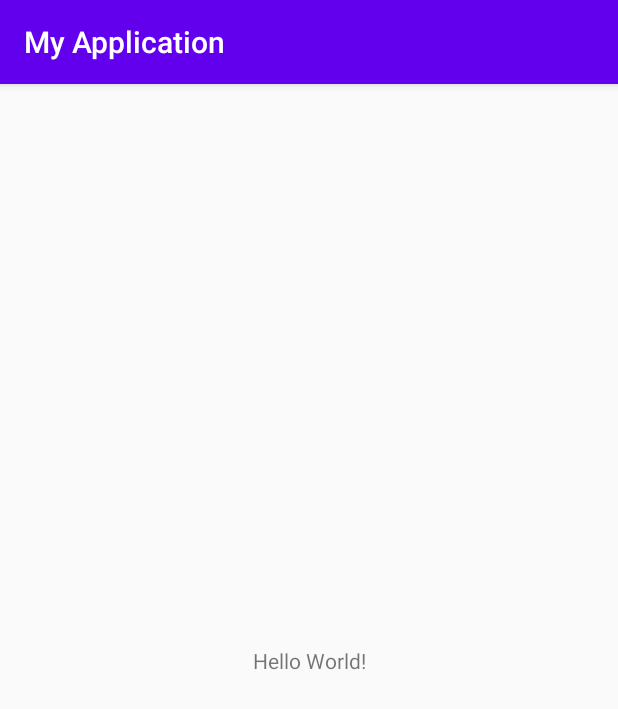
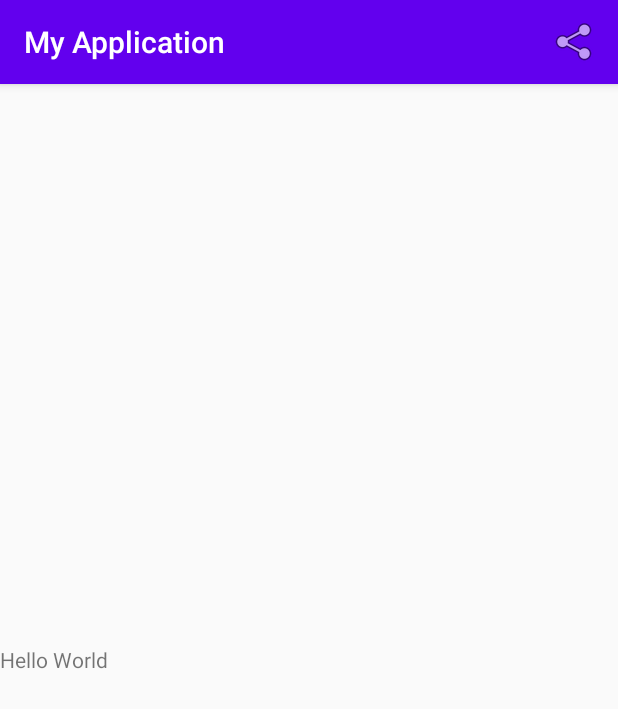
Before and after one commit to riazul701/android-aiyt, an Android app: the screen it shows after launch (MainActivity), on a phone screen of 412 x 824 dp. Shown: the top 709 px of the screen. Run offline under Robolectric (Android 15) with nearby library versions, the phone set to English and light mode, and no system bars.

Commit message:
Code from 080_Share_menu_item_in_actionbar.
Tutorial_080: Adding share menu item in Android action bar.

```diff
--- a/app/src/main/java/com/example/myapplication/MainActivity.java
+++ b/app/src/main/java/com/example/myapplication/MainActivity.java
@@ -1,8 +1,14 @@
 package com.example.myapplication;
 
+import android.content.Intent;
+//import android.support.v7.app.AppCompatActivity;
+import android.os.Bundle;
+import android.view.Menu;
+import android.view.MenuInflater;
+import android.view.MenuItem;
+import android.widget.Toast;
+
 import androidx.appcompat.app.AppCompatActivity;
-
-import android.os.Bundle;
 
 public class MainActivity extends AppCompatActivity {
 
@@ -11,4 +17,30 @@ public class MainActivity extends AppCompatActivity {
         super.onCreate(savedInstanceState);
         setContentView(R.layout.activity_main);
     }
+
+    @Override
+    public boolean onCreateOptionsMenu(Menu menu) {
+        MenuInflater menuInflater = getMenuInflater();
+        menuInflater.inflate(R.menu.menu_layout,menu);
+        return super.onCreateOptionsMenu(menu);
+    }
+
+    @Override
+    public boolean onOptionsItemSelected(MenuItem item) {
+        if(item.getItemId() == R.id.shareId) {
+//            Toast.makeText(getApplicationContext(),"Share is clicked",Toast.LENGTH_SHORT).show();
+
+            Intent intent = new Intent(Intent.ACTION_SEND);
+            intent.setType("text/plain");
+
+            String subject = "C programming app";
+            String body = "This help is very useful to learn C programming.";
+
+            intent.putExtra(Intent.EXTRA_SUBJECT,subject);
+            intent.putExtra(Intent.EXTRA_TEXT,body);
+
+            startActivity(Intent.createChooser(intent," share with "));
+        }
+        return super.onOptionsItemSelected(item);
+    }
 }
--- a/app/src/main/res/layout/activity_main.xml
+++ b/app/src/main/res/layout/activity_main.xml
@@ -1,18 +1,15 @@
 <?xml version="1.0" encoding="utf-8"?>
-<androidx.constraintlayout.widget.ConstraintLayout xmlns:android="http://schemas.android.com/apk/res/android"
+<LinearLayout xmlns:android="http://schemas.android.com/apk/res/android"
     xmlns:app="http://schemas.android.com/apk/res-auto"
     xmlns:tools="http://schemas.android.com/tools"
     android:layout_width="match_parent"
     android:layout_height="match_parent"
-    tools:context=".MainActivity">
+    android:gravity="center"
+    tools:context="com.example.myapplication.MainActivity">
 
     <TextView
-        android:layout_width="wrap_content"
-        android:layout_height="wrap_content"
-        android:text="Hello World!"
-        app:layout_constraintBottom_toBottomOf="parent"
-        app:layout_constraintLeft_toLeftOf="parent"
-        app:layout_constraintRight_toRightOf="parent"
-        app:layout_constraintTop_toTopOf="parent" />
+        android:text="Hello World"
+        android:layout_width="match_parent"
+        android:layout_height="wrap_content" />
 
-</androidx.constraintlayout.widget.ConstraintLayout>
+</LinearLayout>
--- /dev/null
+++ b/app/src/main/res/menu/menu_layout.xml
@@ -0,0 +1,11 @@
+<?xml version="1.0" encoding="utf-8"?>
+<menu xmlns:android="http://schemas.android.com/apk/res/android"
+    xmlns:app="http://schemas.android.com/apk/res-auto">
+
+    <item
+        android:id="@+id/shareId"
+        android:title="Share this app"
+        app:showAsAction="always"
+        android:icon="@android:drawable/ic_menu_share" />
+
+</menu>
```
